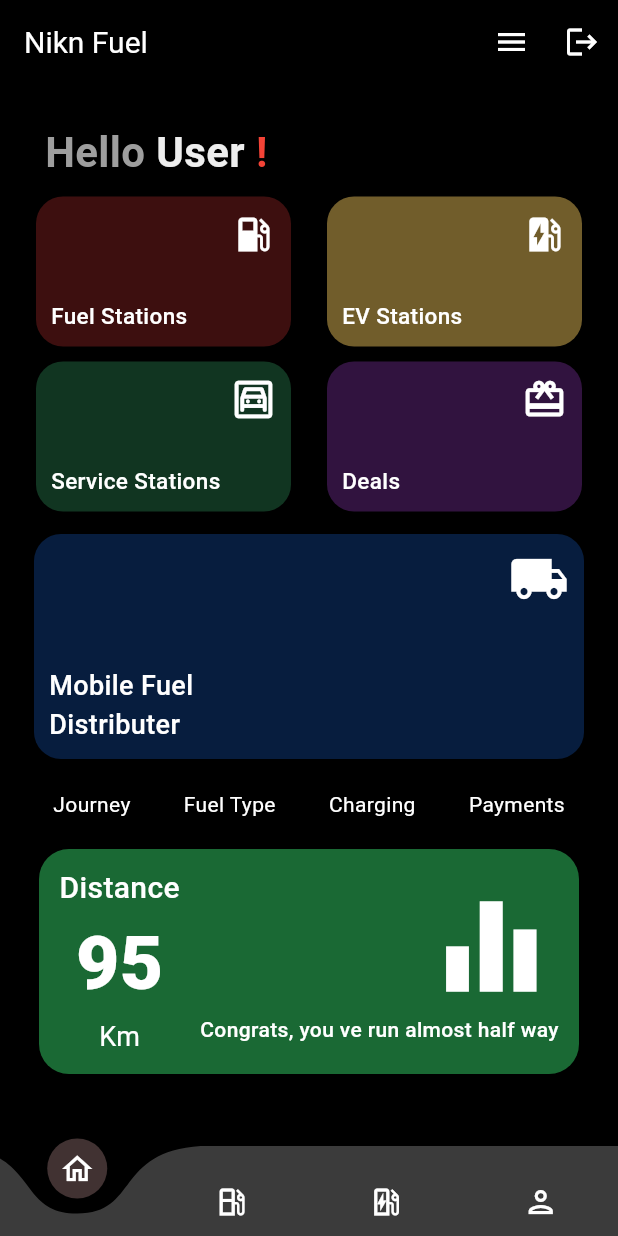
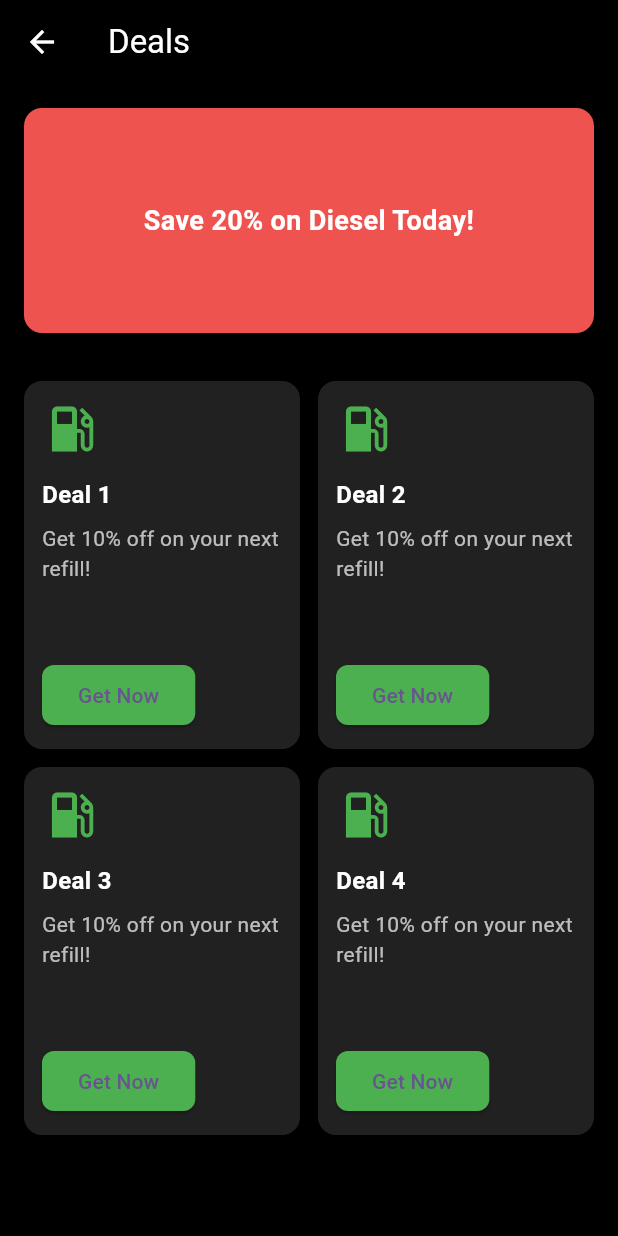
Before and after one commit to WickramaarachchiBS/nikn_fuel_mad, a Flutter app: the screen it shows after launch, after a tap on "Deals", on a phone screen of 412 x 824 dp. Run offline on Flutter 3.47's test engine with Material 3 defaults, Android fonts, the phone set to English and light mode, and no system bars; drawn by our look-alikes of curved_navigation_bar; our stand-ins replace firebase_auth, firebase_core, geolocator, google_maps_flutter; missing offline and left inert: flutter_stripe; accounts and stored records are empty.

Commit message:
minor adjustments to ui

```diff
--- a/lib/main.dart
+++ b/lib/main.dart
@@ -1,5 +1,6 @@
 import 'package:flutter/material.dart';
 import 'package:flutter_stripe/flutter_stripe.dart';
+import 'package:nikn_fuel/screens/deals_screen.dart';
 import 'package:nikn_fuel/screens/dynamic_screen.dart';
 import 'package:nikn_fuel/screens/evcharging_order_screen.dart';
 import 'package:nikn_fuel/screens/evstations_screen.dart';
@@ -46,6 +47,7 @@ class MyApp extends StatelessWidget {
         '/fuel_order': (context) => const FuelOrderScreen(),
         '/ev_order': (context) => const EvChargingOrderScreen(),
         '/payment': (context) => const PaymentScreen(),
+        '/deals': (context) => const DealsScreen(),
       },
     );
   }
--- /dev/null
+++ b/lib/screens/deals_screen.dart
@@ -0,0 +1,125 @@
+import 'package:flutter/material.dart';
+
+class DealsScreen extends StatelessWidget {
+  const DealsScreen({super.key});
+
+  @override
+  Widget build(BuildContext context) {
+    return Scaffold(
+      backgroundColor: Colors.black,
+      appBar: AppBar(
+        leading: IconButton(
+          icon: const Icon(Icons.arrow_back, color: Colors.white),
+          onPressed: () {
+            Navigator.pop(context); // Go back to the previous screen
+          },
+        ),
+        title: Text(
+          'Deals',
+          style: TextStyle(color: Colors.white),
+        ),
+        backgroundColor: Colors.black,
+      ),
+      body: Column(
+        children: [
+          // Featured Banner
+          Padding(
+            padding: const EdgeInsets.symmetric(horizontal: 16.0, vertical: 16.0),
+            child: Container(
+              height: 150,
+              decoration: BoxDecoration(
+                color: Colors.red[400],
+                borderRadius: BorderRadius.circular(12),
+              ),
+              child: Center(
+                child: Text(
+                  'Save 20% on Diesel Today!',
+                  style: TextStyle(
+                    color: Colors.white,
+                    fontSize: 18,
+                    fontWeight: FontWeight.bold,
+                  ),
+                  textAlign: TextAlign.center,
+                ),
+              ),
+            ),
+          ),
+
+          SizedBox(height: 16),
+
+          // Deals List
+          Expanded(
+            child: GridView.builder(
+              padding: const EdgeInsets.symmetric(horizontal: 16),
+              gridDelegate: SliverGridDelegateWithFixedCrossAxisCount(
+                crossAxisCount: 2,
+                crossAxisSpacing: 12,
+                mainAxisSpacing: 12,
+                childAspectRatio: 3 / 4,
+              ),
+              itemCount: 4, // 4 deal cards
+              itemBuilder: (context, index) {
+                return DealCard(
+                  title: 'Deal ${index + 1}',
+                  description: 'Get 10% off on your next refill!',
+                );
+              },
+            ),
+          ),
+        ],
+      ),
+    );
+  }
+}
+
+// Reusable Deal Card Widget
+class DealCard extends StatelessWidget {
+  final String title;
+  final String description;
+
+  const DealCard({super.key, required this.title, required this.description});
+
+  @override
+  Widget build(BuildContext context) {
+    return Container(
+      decoration: BoxDecoration(
+        color: Colors.grey[900],
+        borderRadius: BorderRadius.circular(12),
+      ),
+      child: Padding(
+        padding: const EdgeInsets.all(12.0),
+        child: Column(
+          crossAxisAlignment: CrossAxisAlignment.start,
+          children: [
+            Icon(Icons.local_gas_station, color: Colors.green, size: 40),
+            SizedBox(height: 12),
+            Text(
+              title,
+              style: TextStyle(
+                color: Colors.white,
+                fontSize: 16,
+                fontWeight: FontWeight.bold,
+              ),
+            ),
+            SizedBox(height: 8),
+            Text(
+              description,
+              style: TextStyle(color: Colors.white70, fontSize: 14),
+            ),
+            Spacer(),
+            ElevatedButton(
+              onPressed: () {},
+              style: ElevatedButton.styleFrom(
+                backgroundColor: Colors.green,
+                shape: RoundedRectangleBorder(
+                  borderRadius: BorderRadius.circular(8),
+                ),
+              ),
+              child: Text('Get Now'),
+            ),
+          ],
+        ),
+      ),
+    );
+  }
+}
```
Also changed, not shown: lib/screens/evstations_screen.dart (+19 -8 lines), lib/screens/fuelstations_screen.dart (+20 -7 lines), lib/screens/servicestations_screen.dart (+16 -8 lines).
